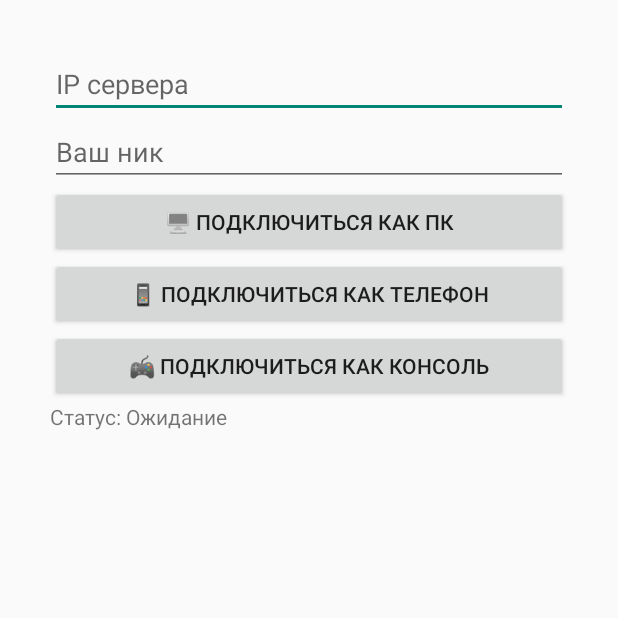
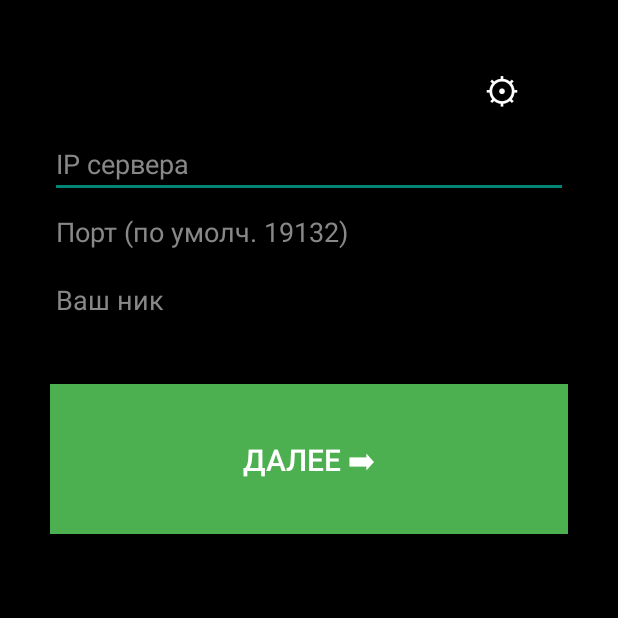
Before and after one commit to plsgreblechec-beep/BedrockBridge, an Android app: the screen it shows after launch (MainActivity), on a phone screen of 412 x 824 dp, the top half of it. Run offline under Robolectric (Android 15) with nearby library versions, the phone set to English and light mode, and no system bars.

Commit message:
Update MainActivity.kt

```diff
--- a/app/src/main/java/com/example/bedrockbridge/MainActivity.kt
+++ b/app/src/main/java/com/example/bedrockbridge/MainActivity.kt
@@ -1,73 +1,102 @@
 package com.example.bedrockbridge
 
 import android.app.Activity
+import android.app.AlertDialog
 import android.content.Intent
+import android.graphics.Color
 import android.os.Bundle
+import android.view.Gravity
 import android.widget.Button
 import android.widget.EditText
 import android.widget.LinearLayout
-import android.widget.TextView
 import android.widget.Toast
-import bridge.Bridge
-import kotlin.concurrent.thread
 
 class MainActivity : Activity() {
     override fun onCreate(savedInstanceState: Bundle?) {
         super.onCreate(savedInstanceState)
 
-        val layout = LinearLayout(this).apply {
+        // Черная тема
+        window.decorView.setBackgroundColor(Color.BLACK)
+
+        val mainLayout = LinearLayout(this).apply {
             orientation = LinearLayout.VERTICAL
             setPadding(50, 50, 50, 50)
         }
 
-        val etIp = EditText(this).apply { hint = "IP сервера" }
-        val etNick = EditText(this).apply { hint = "Ваш ник" }
-        val btnPc = Button(this).apply { text = "🖥 Подключиться как ПК" }
-        val btnPhone = Button(this).apply { text = "📱 Подключиться как Телефон" }
-        val btnConsole = Button(this).apply { text = "🎮 Подключиться как Консоль" }
-        val tvStatus = TextView(this).apply { text = "Статус: Ожидание" }
+        // Шапка с кнопкой настроек
+        val headerLayout = LinearLayout(this).apply {
+            orientation = LinearLayout.HORIZONTAL
+            gravity = Gravity.END
+        }
 
-        layout.addView(etIp)
-        layout.addView(etNick)
-        layout.addView(btnPc)
-        layout.addView(btnPhone)
-        layout.addView(btnConsole)
-        layout.addView(tvStatus)
+        val btnSettings = Button(this).apply {
+            text = "⚙"
+            textSize = 24f
+            setBackgroundColor(Color.TRANSPARENT)
+            setTextColor(Color.WHITE)
+            setOnClickListener { showSettingsDialog() }
+        }
 
-        setContentView(layout)
+        headerLayout.addView(btnSettings)
+        mainLayout.addView(headerLayout)
 
-        btnPc.setOnClickListener {
-            connect(etIp.text.toString(), etNick.text.toString(), 7, DeviceGenerator.getRandomPC(), tvStatus)
+        // Поля ввода
+        val etIp = EditText(this).apply { hint = "IP сервера"; setTextColor(Color.WHITE); setHintTextColor(Color.GRAY) }
+        val etPort = EditText(this).apply { hint = "Порт (по умолч. 19132)"; setTextColor(Color.WHITE); setHintTextColor(Color.GRAY) }
+        val etNick = EditText(this).apply { hint = "Ваш ник"; setTextColor(Color.WHITE); setHintTextColor(Color.GRAY) }
+
+        val accentColor = ThemeManager.getAccentColor(this)
+
+        val btnNext = Button(this).apply {
+            text = "Далее ➡"
+            textSize = 20f
+            setBackgroundColor(accentColor)
+            setTextColor(Color.WHITE)
+            layoutParams = LinearLayout.LayoutParams(
+                LinearLayout.LayoutParams.MATCH_PARENT, 150
+            ).apply { setMargins(0, 50, 0, 0) }
+
+            setOnClickListener {
+                var ip = etIp.text.toString().trim()
+                val port = etPort.text.toString().trim()
+                val nick = etNick.text.toString().trim()
+
+                if (ip.isEmpty() || nick.isEmpty()) {
+                    Toast.makeText(this@MainActivity, "Заполните IP и ник!", Toast.LENGTH_SHORT).show()
+                    return@setOnClickListener
+                }
+
+                if (port.isNotEmpty() && !ip.contains(":")) {
+                    ip = "$ip:$port"
+                }
+
+                val intent = Intent(this@MainActivity, SelectDeviceActivity::class.java)
+                intent.putExtra("IP", ip)
+                intent.putExtra("NICK", nick)
+                startActivity(intent)
+            }
         }
-        btnPhone.setOnClickListener {
-            connect(etIp.text.toString(), etNick.text.toString(), 1, DeviceGenerator.getRandomPhone(), tvStatus)
-        }
-        btnConsole.setOnClickListener {
-            connect(etIp.text.toString(), etNick.text.toString(), 13, DeviceGenerator.getRandomConsole(), tvStatus)
-        }
+
+        mainLayout.addView(etIp)
+        mainLayout.addView(etPort)
+        mainLayout.addView(etNick)
+        mainLayout.addView(btnNext)
+
+        setContentView(mainLayout)
     }
 
-    private fun connect(ip: String, nick: String, os: Int, model: String, tv: TextView) {
-        if (ip.isEmpty() || nick.isEmpty()) {
-            Toast.makeText(this, "Заполните поля!", Toast.LENGTH_SHORT).show()
-            return
+    private fun showSettingsDialog() {
+        val builder = AlertDialog.Builder(this, android.R.style.Theme_Material_Dialog_Alert)
+        builder.setTitle("Выберите цвет темы")
+
+        val colorNames = ThemeManager.colors.map { it.first }.toTypedArray()
+        builder.setItems(colorNames) { _, which ->
+            val selectedColor = ThemeManager.colors[which].second
+            ThemeManager.setAccentColor(this, selectedColor)
+            recreate() // Перезагружаем экран, чтобы применить цвет
         }
-        tv.text = "Подключение как $model..."
 
-        thread {
-            try {
-                // Вызываем функцию напрямую с 4 аргументами
-                val res = Bridge.connectToServer(ip, nick, os, model)
-                runOnUiThread {
-                    tv.text = res
-                    if (res == "Успешно подключено!") {
-                        val intent = Intent(this, GameActivity::class.java)
-                        startActivity(intent)
-                    }
-                }
-            } catch (e: Exception) {
-                runOnUiThread { tv.text = "Ошибка: ${e.message}" }
-            }
-        }
+        builder.setNegativeButton("Отмена", null)
+        builder.show()
     }
 }
```
